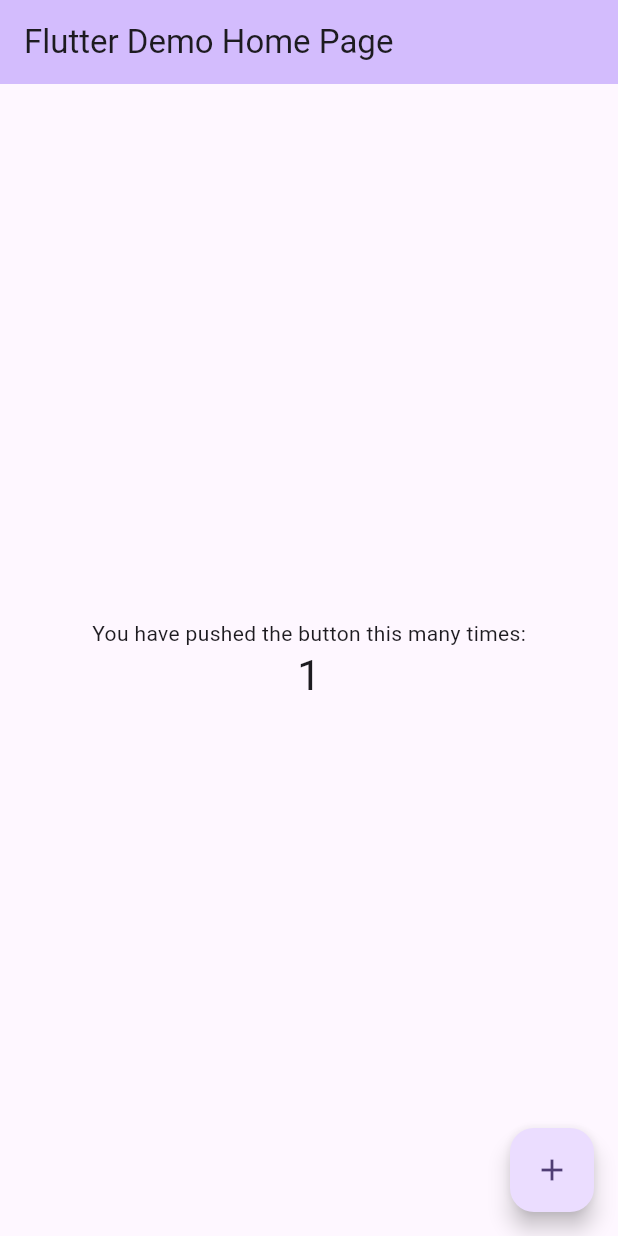
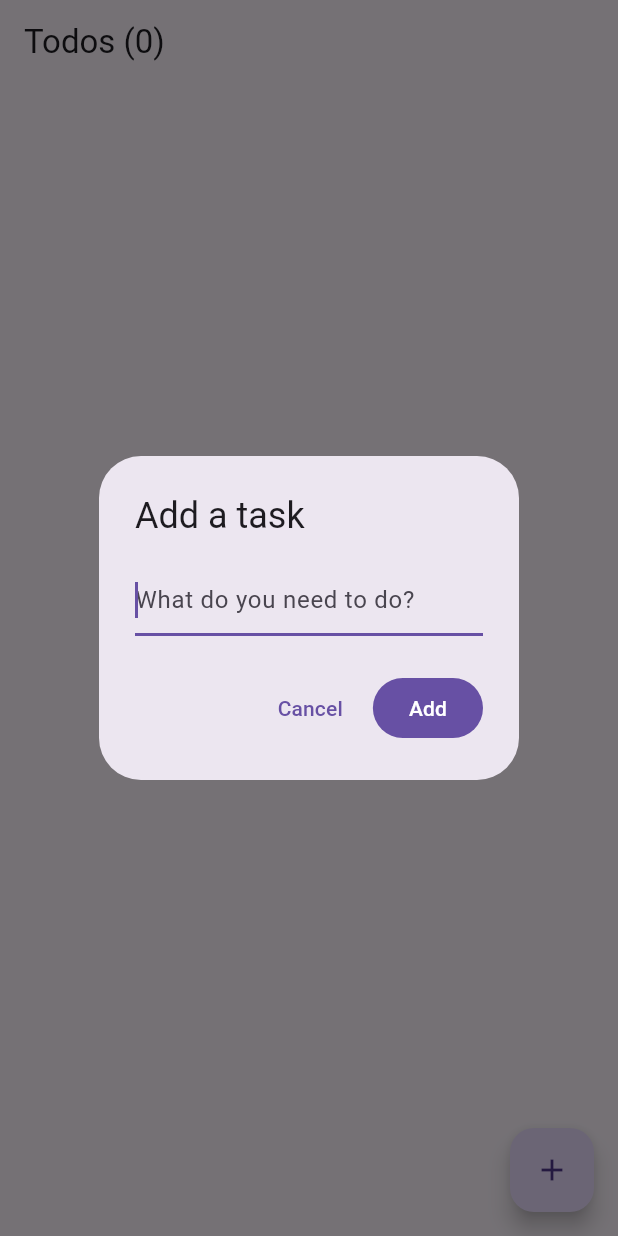
Before and after one commit to NareshPratista28/todo_bloc, a Flutter app: the screen it shows after launch, after a tap on the "add" icon, on a phone screen of 412 x 824 dp. Run offline on Flutter 3.47's test engine with Material 3 defaults, Android fonts, the phone set to English and light mode, and no system bars; our stand-ins replace flutter_bloc, isar; accounts and stored records are empty; generated files the repository leaves out were written again.

Commit message:
feat: Implement Todo model and repository
- Added Todo model with properties for id, text, and completion status.
- Created TodoRepo interface for CRUD operations on todos.
- Updated main.dart to initialize Isar database and provide TodoRepo to the app.
- Introduced TodoCubit for state management of todos using Flutter Bloc.
- Developed TodoPage to provide the TodoCubit to the UI.
- Created TodoView for displaying and managing todos with UI interactions.
- Integrated Isar database with Flutter for persistent storage.
- Updated plugin registrations for Isar and path_provider in Linux and Windows.
- Updated pubspec.yaml to include necessary dependencies for Isar and Bloc.

```diff
--- /dev/null
+++ b/lib/data/models/isar_todo.dart
@@ -0,0 +1,33 @@
+/*
+
+ISAR TODO MODEL
+
+Converts a TODO model into an ISAR database model.
+
+*/
+
+import 'package:isar/isar.dart';
+import 'package:todo_bloc/domain/models/todo.dart';
+
+// To generate isar todo object, run: dart run build_runner build
+part 'isar_todo.g.dart';
+
+@Collection()
+class TodoIsar {
+  Id id = Isar.autoIncrement;
+  late String text;
+  late bool isCompleted;
+
+  // Convert isar object -> pure todo object to use in our app
+  Todo toDomain() {
+    return Todo(id: id, text: text, isCompleted: isCompleted);
+  }
+
+  // Convert pure todo object -> isar object to store in database
+  static TodoIsar fromDomain(Todo todo) {
+    return TodoIsar()
+      ..id = todo.id
+      ..text = todo.text
+      ..isCompleted = todo.isCompleted;
+  }
+}
--- /dev/null
+++ b/lib/data/repository/isar_todo_repo.dart
@@ -0,0 +1,53 @@
+/*
+
+DATABASE REPO
+
+This implement the todo repo and handles storing, retrieving, updating, and deleting todos from the Isar database.
+
+*/
+
+import 'package:isar/isar.dart';
+import 'package:todo_bloc/data/models/isar_todo.dart';
+import 'package:todo_bloc/domain/models/todo.dart';
+import 'package:todo_bloc/domain/repository/todo_repo.dart';
+
+class IsarTodoRepo implements TodoRepo {
+  // database
+  final Isar db;
+  IsarTodoRepo({required this.db});
+
+  // get todos
+  @override
+  Future<List<Todo>> getTodos() async {
+    // fetch from isar db
+    final todos = await db.todoIsars.where().findAll();
+    // return as a list of todos and give to domain layer
+    return todos.map((todoIsar) => todoIsar.toDomain()).toList();
+  }
+
+  // add todo
+  @override
+  Future<void> addTodo(Todo newTodo) async {
+    final todoIsar = TodoIsar.fromDomain(newTodo);
+    return db.writeTxn(() async {
+      await db.todoIsars.put(todoIsar);
+    });
+  }
+
+  // update todo
+  @override
+  Future<void> updateTodo(Todo todo) {
+    final todoIsar = TodoIsar.fromDomain(todo);
+    return db.writeTxn(() async {
+      await db.todoIsars.put(todoIsar);
+    });
+  }
+
+  // delete todo
+  @override
+  Future<void> deleteTodo(int todoId) async {
+    await db.writeTxn(() async {
+      await db.todoIsars.delete(todoId);
+    });
+  }
+}
--- /dev/null
+++ b/lib/domain/models/todo.dart
@@ -0,0 +1,13 @@
+class Todo {
+  // Properties of the Todo model
+  final int id;
+  final String text;
+  final bool isCompleted;
+
+  Todo({required this.id, required this.text, this.isCompleted = false});
+
+  // Method to toggle the completion status of the todo
+  Todo toggleCompletion() {
+    return Todo(id: id, text: text, isCompleted: !isCompleted);
+  }
+}
--- /dev/null
+++ b/lib/domain/repository/todo_repo.dart
@@ -0,0 +1,21 @@
+/*
+Todo Repository
+
+Here you can define what the app can do.
+*/
+
+import 'package:todo_bloc/domain/models/todo.dart';
+
+abstract class TodoRepo {
+  // get list of todos
+  Future<List<Todo>> getTodos();
+
+  // add a new todo
+  Future<void> addTodo(Todo newTodo);
+
+  // update a todo
+  Future<void> updateTodo(Todo updatedTodo);
+
+  // delete a todo
+  Future<void> deleteTodo(int todoId);
+}
--- a/lib/main.dart
+++ b/lib/main.dart
@@ -1,122 +1,34 @@
 import 'package:flutter/material.dart';
+import 'package:isar/isar.dart';
+import 'package:path_provider/path_provider.dart';
+import 'package:todo_bloc/data/models/isar_todo.dart';
+import 'package:todo_bloc/data/repository/isar_todo_repo.dart';
+import 'package:todo_bloc/domain/repository/todo_repo.dart';
+import 'package:todo_bloc/presentation/todo_page.dart';
 
-void main() {
-  runApp(const MyApp());
+void main() async {
+  WidgetsFlutterBinding.ensureInitialized();
+
+  // get directory for storing data
+  final dir = await getApplicationDocumentsDirectory();
+
+  final isar = await Isar.open([TodoIsarSchema], directory: dir.path);
+
+  final isarTodoRepo = IsarTodoRepo(db: isar);
+
+  // run app
+  runApp(MyApp(todoRepo: isarTodoRepo));
 }
 
 class MyApp extends StatelessWidget {
-  const MyApp({super.key});
+  final TodoRepo todoRepo;
+  const MyApp({super.key, required this.todoRepo});
 
-  // This widget is the root of your application.
   @override
   Widget build(BuildContext context) {
     return MaterialApp(
-      title: 'Flutter Demo',
-      theme: ThemeData(
-        // This is the theme of your application.
-        //
-        // TRY THIS: Try running your application with "flutter run". You'll see
-        // the application has a purple toolbar. Then, without quitting the app,
-        // try changing the seedColor in the colorScheme below to Colors.green
-        // and then invoke "hot reload" (save your changes or press the "hot
-        // reload" button in a Flutter-supported IDE, or press "r" if you used
-        // the command line to start the app).
-        //
-        // Notice that the counter didn't reset back to zero; the application
-        // state is not lost during the reload. To reset the state, use hot
-        // restart instead.
-        //
-        // This works for code too, not just values: Most code changes can be
-        // tested with just a hot reload.
-        colorScheme: ColorScheme.fromSeed(seedColor: Colors.deepPurple),
-      ),
-      home: const MyHomePage(title: 'Flutter Demo Home Page'),
+      debugShowCheckedModeBanner: false,
+      home: TodoPage(todoRepo: todoRepo),
     );
   }
 }
-
-class MyHomePage extends StatefulWidget {
-  const MyHomePage({super.key, required this.title});
-
-  // This widget is the home page of your application. It is stateful, meaning
-  // that it has a State object (defined below) that contains fields that affect
-  // how it looks.
-
-  // This class is the configuration for the state. It holds the values (in this
-  // case the title) provided by the parent (in this case the App widget) and
-  // used by the build method of the State. Fields in a Widget subclass are
-  // always marked "final".
-
-  final String title;
-
-  @override
-  State<MyHomePage> createState() => _MyHomePageState();
-}
-
-class _MyHomePageState extends State<MyHomePage> {
-  int _counter = 0;
-
-  void _incrementCounter() {
-    setState(() {
-      // This call to setState tells the Flutter framework that something has
-      // changed in this State, which causes it to rerun the build method below
-      // so that the display can reflect the updated values. If we changed
-      // _counter without calling setState(), then the build method would not be
-      // called again, and so nothing would appear to happen.
-      _counter++;
-    });
-  }
-
-  @override
-  Widget build(BuildContext context) {
-    // This method is rerun every time setState is called, for instance as done
-    // by the _incrementCounter method above.
-    //
-    // The Flutter framework has been optimized to make rerunning build methods
-    // fast, so that you can just rebuild anything that needs updating rather
-    // than having to individually change instances of widgets.
-    return Scaffold(
-      appBar: AppBar(
-        // TRY THIS: Try changing the color here to a specific color (to
-        // Colors.amber, perhaps?) and trigger a hot reload to see the AppBar
-        // change color while the other colors stay the same.
-        backgroundColor: Theme.of(context).colorScheme.inversePrimary,
-        // Here we take the value from the MyHomePage object that was created by
-        // the App.build method, and use it to set our appbar title.
-        title: Text(widget.title),
-      ),
-      body: Center(
-        // Center is a layout widget. It takes a single child and positions it
-        // in the middle of the parent.
-        child: Column(
-          // Column is also a layout widget. It takes a list of children and
-          // arranges them vertically. By default, it sizes itself to fit its
-          // children horizontally, and tries to be as tall as its parent.
-          //
-          // Column has various properties to control how it sizes itself and
-          // how it positions its children. Here we use mainAxisAlignment to
-          // center the children vertically; the main axis here is the vertical
-          // axis because Columns are vertical (the cross axis would be
-          // horizontal).
-          //
-          // TRY THIS: Invoke "debug painting" (choose the "Toggle Debug Paint"
-          // action in the IDE, or press "p" in the console), to see the
-          // wireframe for each widget.
-          mainAxisAlignment: MainAxisAlignment.center,
-          children: <Widget>[
-            const Text('You have pushed the button this many times:'),
-            Text(
-              '$_counter',
-              style: Theme.of(context).textTheme.headlineMedium,
-            ),
-          ],
-        ),
-      ),
-      floatingActionButton: FloatingActionButton(
-        onPressed: _incrementCounter,
-        tooltip: 'Increment',
-        child: const Icon(Icons.add),
-      ), // This trailing comma makes auto-formatting nicer for build methods.
-    );
-  }
-}
--- /dev/null
+++ b/lib/presentation/todo_cubit.dart
@@ -0,0 +1,49 @@
+/*
+
+TODO CUBIT - SIMPLE STATE MANAGEMENT
+
+Each cubit is a list of todos.
+
+*/
+
+import 'package:flutter_bloc/flutter_bloc.dart';
+import 'package:todo_bloc/domain/models/todo.dart';
+import 'package:todo_bloc/domain/repository/todo_repo.dart';
+
+class TodoCubit extends Cubit<List<Todo>> {
+  // reference todo repo
+  final TodoRepo todoRepo;
+  // constructor
+  TodoCubit(this.todoRepo) : super([]) {
+    // load todos on creation
+    loadTodos();
+  }
+
+  // load todos from database
+  Future<void> loadTodos() async {
+    final todoList = await todoRepo.getTodos();
+    emit(todoList);
+  }
+
+  // add todos from database
+  Future<void> addTodo(String text) async {
+    final newTodo = Todo(id: DateTime.now().millisecondsSinceEpoch, text: text);
+    await todoRepo.addTodo(newTodo);
+    loadTodos();
+  }
+
+  // delete todos from database
+
+  Future<void> deleteTodo(int todoId) async {
+    await todoRepo.deleteTodo(todoId);
+    loadTodos();
+  }
+
+  // toggle todo completion status in database
+
+  Future<void> toggleTodoCompletion(Todo todo) async {
+    final updatedTodo = todo.toggleCompletion();
+    await todoRepo.updateTodo(updatedTodo);
+    loadTodos();
+  }
+}
--- /dev/null
+++ b/lib/presentation/todo_page.dart
@@ -0,0 +1,25 @@
+/*
+
+TODO PAGE: responsible for providing cubit to view (UI)
+
+- use BlocProvider to provide TodoCubit to TodoView
+*/
+
+import 'package:flutter/material.dart';
+import 'package:flutter_bloc/flutter_bloc.dart';
+import 'package:todo_bloc/domain/repository/todo_repo.dart';
+import 'package:todo_bloc/presentation/todo_cubit.dart';
+import 'package:todo_bloc/presentation/todo_view.dart';
+
+class TodoPage extends StatelessWidget {
+  final TodoRepo todoRepo;
+  const TodoPage({super.key, required this.todoRepo});
+
+  @override
+  Widget build(BuildContext context) {
+    return BlocProvider(
+      create: (context) => TodoCubit(todoRepo),
+      child: const TodoView(),
+    );
+  }
+}
--- /dev/null
+++ b/lib/presentation/todo_view.dart
@@ -0,0 +1,188 @@
+/*
+
+TODO VIEW: responsible for UI
+
+- use BlocBuilder to rebuild UI based on state changes
+
+*/
+
+import 'package:flutter/material.dart';
+import 'package:flutter_bloc/flutter_bloc.dart';
+import 'package:todo_bloc/domain/models/todo.dart';
+import 'package:todo_bloc/presentation/todo_cubit.dart';
+
+class TodoView extends StatelessWidget {
+  const TodoView({super.key});
+
+  String _titleForTodos(List<Todo> todos) {
+    final remaining = todos.where((t) => !t.isCompleted).length;
+    return 'Todos ($remaining)';
+  }
+
+  void _showAddTodoBox(BuildContext context) {
+    final todoCubit = context.read<TodoCubit>();
+    final textController = TextEditingController();
+    showDialog(
+      context: context,
+      builder: (context) => AlertDialog(
+        title: const Text('Add a task'),
+        content: TextField(
+          controller: textController,
+          autofocus: true,
+          textInputAction: TextInputAction.done,
+          onSubmitted: (_) {
+            final text = textController.text.trim();
+            if (text.isEmpty) return;
+            todoCubit.addTodo(text);
+            Navigator.of(context).pop();
+          },
+          decoration: const InputDecoration(
+            hintText: 'What do you need to do?',
+          ),
+        ),
+        actions: [
+          TextButton(
+            onPressed: () => Navigator.of(context).pop(),
+            child: const Text('Cancel'),
+          ),
+          FilledButton(
+            onPressed: () {
+              final text = textController.text.trim();
+              if (text.isNotEmpty) todoCubit.addTodo(text);
+              Navigator.of(context).pop();
+            },
+            child: const Text('Add'),
+          ),
+        ],
+      ),
+    );
+  }
+
+  @override
+  Widget build(BuildContext context) {
+    final colorScheme = Theme.of(context).colorScheme;
+    return Scaffold(
+      appBar: AppBar(
+        title: BlocBuilder<TodoCubit, List<Todo>>(
+          builder: (context, todos) => Text(_titleForTodos(todos)),
+        ),
+      ),
+      floatingActionButton: FloatingActionButton(
+        onPressed: () => _showAddTodoBox(context),
+        child: const Icon(Icons.add),
+      ),
+      body: BlocBuilder<TodoCubit, List<Todo>>(
+        builder: (context, todos) {
+          if (todos.isEmpty) {
+            return Center(
+              child: Padding(
+                padding: const EdgeInsets.symmetric(horizontal: 24),
+                child: Column(
+                  mainAxisSize: MainAxisSize.min,
+                  children: [
+                    Icon(
+                      Icons.check_circle_outline,
+                      size: 72,
+                      color: colorScheme.primary,
+                    ),
+                    const SizedBox(height: 12),
+                    Text(
+                      'No tasks yet',
+                      style: Theme.of(context).textTheme.titleLarge,
+                      textAlign: TextAlign.center,
+                    ),
+                    const SizedBox(height: 8),
+                    Text(
+                      'Tap + to add your first todo.',
+                      style: Theme.of(context).textTheme.bodyMedium?.copyWith(
+                        color: colorScheme.onSurfaceVariant,
+                      ),
+                      textAlign: TextAlign.center,
+                    ),
+                  ],
+                ),
+              ),
+            );
+          }
+
+          return ListView.separated(
+            padding: const EdgeInsets.fromLTRB(16, 12, 16, 88),
+            itemCount: todos.length,
+            separatorBuilder: (_, __) => const SizedBox(height: 10),
+            itemBuilder: (context, index) {
+              final todo = todos[index];
+              final key = ValueKey('todo-${todo.id}');
+
+              return Dismissible(
+                key: key,
+                direction: DismissDirection.endToStart,
+                background: Container(
+                  alignment: Alignment.centerRight,
+                  padding: const EdgeInsets.symmetric(horizontal: 16),
+                  decoration: BoxDecoration(
+                    color: colorScheme.error,
+                    borderRadius: BorderRadius.circular(16),
+                  ),
+                  child: Icon(Icons.delete_outline, color: colorScheme.onError),
+                ),
+                onDismissed: (_) =>
+                    context.read<TodoCubit>().deleteTodo(todo.id),
+                child: Material(
+                  color: colorScheme.surfaceContainerHighest,
+                  borderRadius: BorderRadius.circular(16),
+                  child: InkWell(
+                    borderRadius: BorderRadius.circular(16),
+                    onTap: () =>
+                        context.read<TodoCubit>().toggleTodoCompletion(todo),
+                    child: Padding(
+                      padding: const EdgeInsets.symmetric(
+                        horizontal: 12,
+                        vertical: 10,
+                      ),
+                      child: Row(
+                        children: [
+                          Checkbox(
+                            value: todo.isCompleted,
+                            onChanged: (_) => context
+                                .read<TodoCubit>()
+                                .toggleTodoCompletion(todo),
+                          ),
+                          const SizedBox(width: 6),
+                          Expanded(
+                            child: Text(
+                              todo.text,
+                              maxLines: 2,
+                              overflow: TextOverflow.ellipsis,
+                              style: Theme.of(context).textTheme.titleMedium
+                                  ?.copyWith(
+                                    decoration: todo.isCompleted
+                                        ? TextDecoration.lineThrough
+                                        : null,
+                                    color: todo.isCompleted
+                                        ? colorScheme.onSurfaceVariant
+                                        : colorScheme.onSurface,
+                                  ),
+                            ),
+                          ),
+                          const SizedBox(width: 8),
+                          Icon(
+                            todo.isCompleted
+                                ? Icons.check_circle
+                                : Icons.circle_outlined,
+                            color: todo.isCompleted
+                                ? colorScheme.primary
+                                : colorScheme.outline,
+                          ),
+                        ],
+                      ),
+                    ),
+                  ),
+                ),
+              );
+            },
+          );
+        },
+      ),
+    );
+  }
+}
```
Also changed, not shown: pubspec.yaml (+7 -2 lines), lib/data/models/isar_todo.g.dart (added), pubspec.lock, 6 other files.
